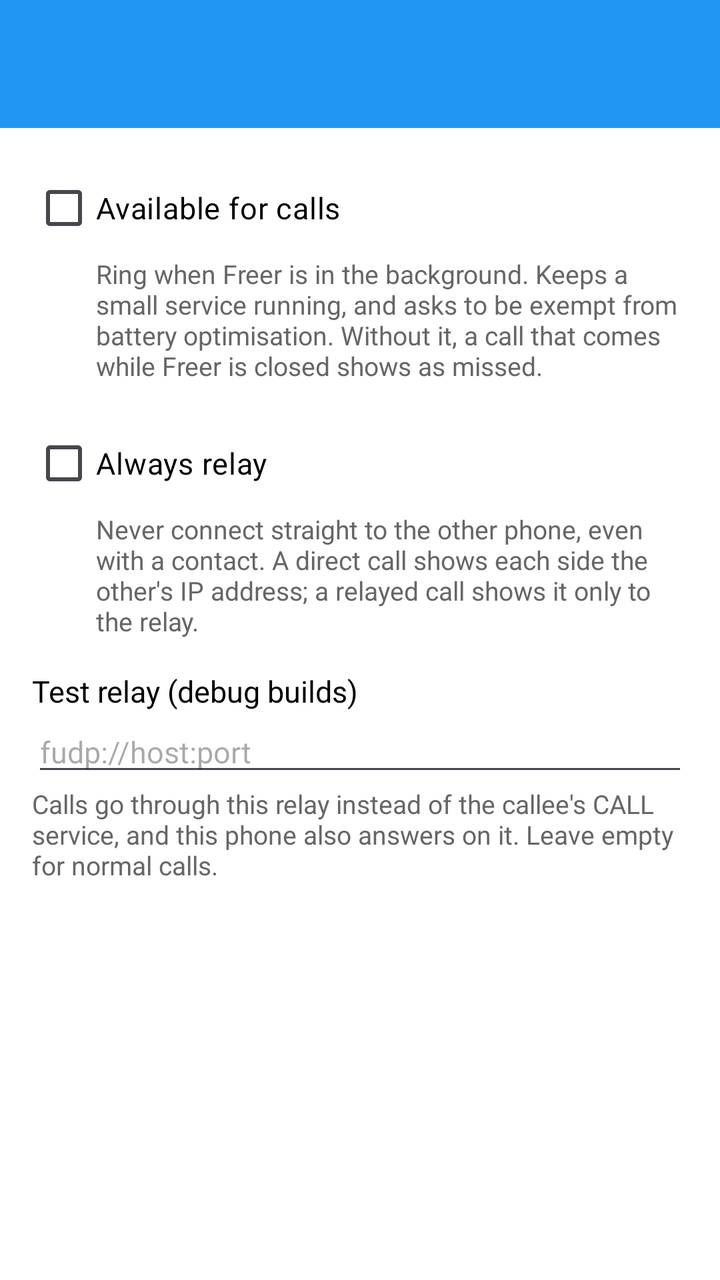
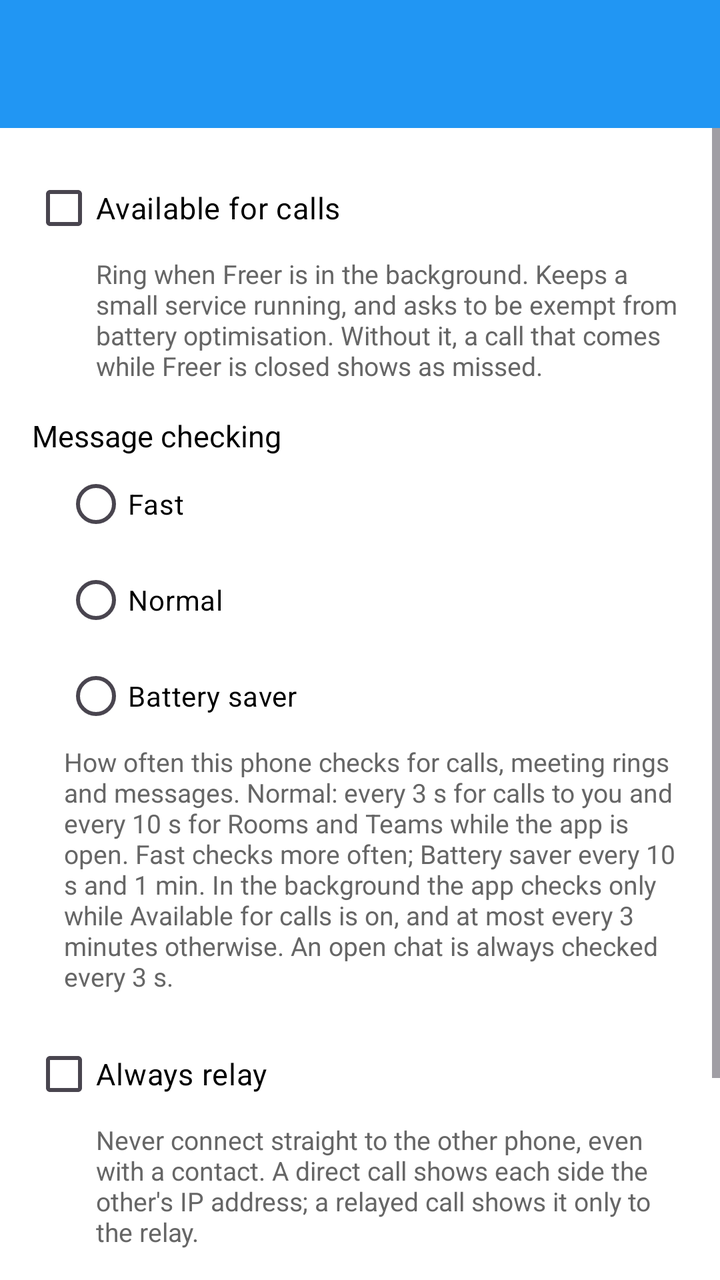

An Android layout rendered at two revisions. The XML below is the earlier revision; the diff shows what the commit changed to produce the second picture.
<!-- AndroidManifest.xml: application theme Theme.Freer -->
<!-- res/layout/activity_call_settings.xml -->
<?xml version="1.0" encoding="utf-8"?>
<LinearLayout xmlns:android="http://schemas.android.com/apk/res/android"
    android:layout_width="match_parent"
    android:layout_height="match_parent"
    android:orientation="vertical">

    <include layout="@layout/common_toolbar" />

    <ScrollView
        android:layout_width="match_parent"
        android:layout_height="0dp"
        android:layout_weight="1"
        android:fillViewport="true">

        <LinearLayout
            android:layout_width="match_parent"
            android:layout_height="wrap_content"
            android:orientation="vertical"
            android:padding="16dp">

            <CheckBox
                android:id="@+id/cbAvailableForCalls"
                android:layout_width="match_parent"
                android:layout_height="wrap_content"
                android:text="@string/call_setting_available"
                android:textColor="@color/text"
                android:textSize="15sp" />

            <TextView
                android:layout_width="match_parent"
                android:layout_height="wrap_content"
                android:layout_marginStart="32dp"
                android:layout_marginBottom="16dp"
                android:text="@string/call_setting_available_hint"
                android:textColor="@color/text_secondary"
                android:textSize="13sp" />

            <CheckBox
                android:id="@+id/cbAlwaysRelay"
                android:layout_width="match_parent"
                android:layout_height="wrap_content"
                android:text="@string/call_setting_always_relay"
                android:textColor="@color/text"
                android:textSize="15sp" />

            <TextView
                android:layout_width="match_parent"
                android:layout_height="wrap_content"
                android:layout_marginStart="32dp"
                android:layout_marginBottom="16dp"
                android:text="@string/call_setting_always_relay_hint"
                android:textColor="@color/text_secondary"
                android:textSize="13sp" />

            <LinearLayout
                android:id="@+id/callRelayGroup"
                android:layout_width="match_parent"
                android:layout_height="wrap_content"
                android:orientation="vertical">

            <TextView
                android:layout_width="match_parent"
                android:layout_height="wrap_content"
                android:text="@string/call_setting_relay"
                android:textColor="@color/text"
                android:textSize="15sp" />

            <EditText
                android:id="@+id/etCallRelay"
                android:layout_width="match_parent"
                android:layout_height="wrap_content"
                android:hint="@string/call_setting_relay_example"
                android:importantForAutofill="no"
                android:inputType="textUri"
                android:singleLine="true"
                android:textSize="15sp" />

            <TextView
                android:layout_width="match_parent"
                android:layout_height="wrap_content"
                android:text="@string/call_setting_relay_hint"
                android:textColor="@color/text_secondary"
                android:textSize="13sp" />
            </LinearLayout>
        </LinearLayout>
    </ScrollView>
</LinearLayout>
<!-- res/layout/common_toolbar.xml (included above) -->
<?xml version="1.0" encoding="utf-8"?>
<androidx.appcompat.widget.Toolbar xmlns:android="http://schemas.android.com/apk/res/android"
    xmlns:app="http://schemas.android.com/apk/res-auto"
    android:id="@+id/toolbar"
    android:layout_width="match_parent"
    android:layout_height="?attr/actionBarSize"
    android:background="@color/accent"
    android:theme="@style/ThemeOverlay.Freer.Toolbar">

    <LinearLayout
        android:id="@+id/toolbar_fid_container"
        android:layout_width="wrap_content"
        android:layout_height="match_parent"
        android:layout_gravity="end"
        android:orientation="horizontal"
        android:gravity="end|center_vertical"
        android:visibility="gone"
        android:clickable="true"
        android:focusable="true"
        android:paddingStart="8dp"
        android:paddingEnd="16dp"
        android:background="?android:attr/selectableItemBackground">

        <TextView
            android:id="@+id/toolbar_fid_text"
            android:layout_width="130dp"
            android:layout_height="wrap_content"
            android:textColor="@color/main_background"
            android:paddingStart="8dp"
            android:paddingEnd="4dp"
            android:textSize="14sp"
            android:maxLines="1"
            android:gravity="end"
            android:ellipsize="middle" />

        <ImageView
            android:id="@+id/toolbar_avatar"
            android:layout_width="42dp"
            android:layout_height="42dp"
            android:background="@color/accent"
            android:scaleType="centerCrop"
            android:contentDescription="@string/avatar" />

    </LinearLayout>

</androidx.appcompat.widget.Toolbar>
<!-- resources referenced by this layout -->
<resources>
  <color name="accent">#2196F3</color>
  <color name="main_background">#F5F5F5</color>
  <color name="text">#000000</color>
  <color name="text_secondary">#666666</color>
  <string name="avatar">Avatar</string>
  <string name="call_setting_always_relay">Always relay</string>
  <string name="call_setting_always_relay_hint">Never connect straight to the other phone, even with a contact. A direct call shows each side the other\'s IP address; a relayed call shows it only to the relay.</string>
  <string name="call_setting_available">Available for calls</string>
  <string name="call_setting_available_hint">Ring when Freer is in the background. Keeps a small service running, and asks to be exempt from battery optimisation. Without it, a call that comes while Freer is closed shows as missed.</string>
  <string name="call_setting_relay">Test relay (debug builds)</string>
  <string name="call_setting_relay_example">fudp://host:port</string>
  <string name="call_setting_relay_hint">Calls go through this relay instead of the callee\'s CALL service, and this phone also answers on it. Leave empty for normal calls.</string>
  <style name="ThemeOverlay.Freer.Toolbar" parent="ThemeOverlay.AppCompat.ActionBar">
          <item name="android:textColorPrimary">@color/main_background</item>
          <item name="android:textColorSecondary">@color/main_background</item>
      </style>
  <style name="Theme.Freer" parent="Base.Theme.Freer" />
  <style name="Base.Theme.Freer" parent="Theme.Material3.DayNight.NoActionBar">
          <item name="colorPrimary">#2196F3</item>
          <item name="colorAccent">#2196F3</item>
          <item name="android:windowBackground">#FFFFFF</item>
          
          <item name="android:windowLayoutInDisplayCutoutMode">shortEdges</item>
          <item name="android:enforceNavigationBarContrast">false</item>
          <item name="android:enforceStatusBarContrast">false</item>
          <item name="android:statusBarColor">@android:color/transparent</item>
          <item name="android:navigationBarColor">@android:color/transparent</item>
          <item name="android:windowLightStatusBar">true</item>
          <item name="android:windowLightNavigationBar">true</item>
      </style>
</resources>

<!-- the commit's change to res/layout/activity_call_settings.xml (unified diff, before → after) -->
@@ -32,6 +32,51 @@
                 android:layout_marginStart="32dp"
                 android:layout_marginBottom="16dp"
                 android:text="@string/call_setting_available_hint"
+                android:textColor="@color/text_secondary"
+                android:textSize="13sp" />
+
+            <TextView
+                android:layout_width="match_parent"
+                android:layout_height="wrap_content"
+                android:text="@string/dock_checking"
+                android:textColor="@color/text"
+                android:textSize="15sp" />
+
+            <RadioGroup
+                android:id="@+id/rgDockChecking"
+                android:layout_width="match_parent"
+                android:layout_height="wrap_content"
+                android:layout_marginStart="16dp"
+                android:orientation="vertical">
+
+                <RadioButton
+                    android:id="@+id/rbDockFast"
+                    android:layout_width="match_parent"
+                    android:layout_height="wrap_content"
+                    android:text="@string/dock_checking_fast"
+                    android:textColor="@color/text" />
+
+                <RadioButton
+                    android:id="@+id/rbDockNormal"
+                    android:layout_width="match_parent"
+                    android:layout_height="wrap_content"
+                    android:text="@string/dock_checking_normal"
+                    android:textColor="@color/text" />
+
+                <RadioButton
+                    android:id="@+id/rbDockSaver"
+                    android:layout_width="match_parent"
+                    android:layout_height="wrap_content"
+                    android:text="@string/dock_checking_saver"
+                    android:textColor="@color/text" />
+            </RadioGroup>
+
+            <TextView
+                android:layout_width="match_parent"
+                android:layout_height="wrap_content"
+                android:layout_marginStart="16dp"
+                android:layout_marginBottom="16dp"
+                android:text="@string/dock_checking_hint"
                 android:textColor="@color/text_secondary"
                 android:textSize="13sp" />
 
<!-- resource entries referenced after the edit -->
@@ -12,6 +12,11 @@
   <string name="call_setting_relay">Test relay (debug builds)</string>
   <string name="call_setting_relay_example">fudp://host:port</string>
   <string name="call_setting_relay_hint">Calls go through this relay instead of the callee\'s CALL service, and this phone also answers on it. Leave empty for normal calls.</string>
+  <string name="dock_checking">Message checking</string>
+  <string name="dock_checking_fast">Fast</string>
+  <string name="dock_checking_hint">How often this phone checks for calls, meeting rings and messages. Normal: every 3 s for calls to you and every 10 s for Rooms and Teams while the app is open. Fast checks more often; Battery saver every 10 s and 1 min. In the background the app checks only while Available for calls is on, and at most every 3 minutes otherwise. An open chat is always checked every 3 s.</string>
+  <string name="dock_checking_normal">Normal</string>
+  <string name="dock_checking_saver">Battery saver</string>
   <style name="ThemeOverlay.Freer.Toolbar" parent="ThemeOverlay.AppCompat.ActionBar">
           <item name="android:textColorPrimary">@color/main_background</item>
           <item name="android:textColorSecondary">@color/main_background</item>
